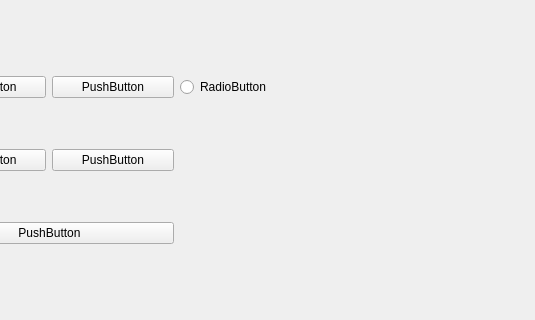
Xiepu-guang/xie, file MainWinHorizontalLayout.ui: the form before one commit; both pictures show x 265 to 800 and y 129 to 449 of the 800 by 600 pixel window.
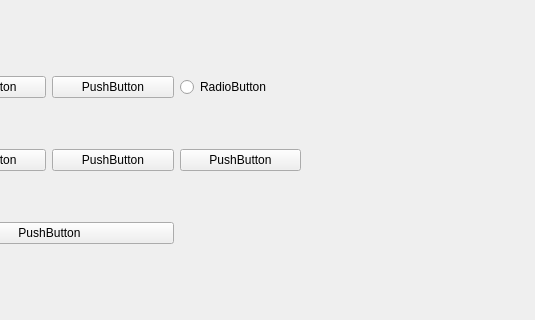
The form after the commit.

What changed in the file:
```diff
--- a/MainWinHorizontalLayout.ui
+++ b/MainWinHorizontalLayout.ui
@@ -66,6 +66,13 @@
        </property>
       </widget>
      </item>
+     <item row="1" column="2">
+      <widget class="QPushButton" name="pushButton_6">
+       <property name="text">
+        <string>PushButton</string>
+       </property>
+      </widget>
+     </item>
     </layout>
    </widget>
   </widget>
```
